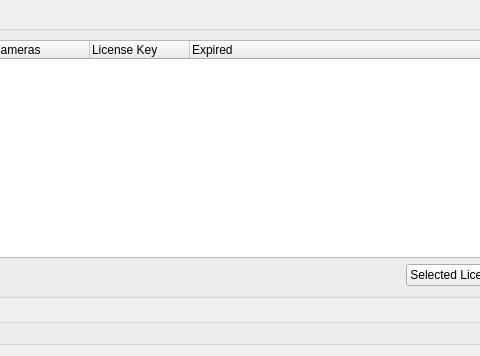
First picture: the form in client/src/ui/widgets/settings/license_manager_widget.ui, repository networkoptix/nx_open, before the edit; both pictures show x 134 to 614 and y 0 to 356 of the 703 by 356 pixel window.
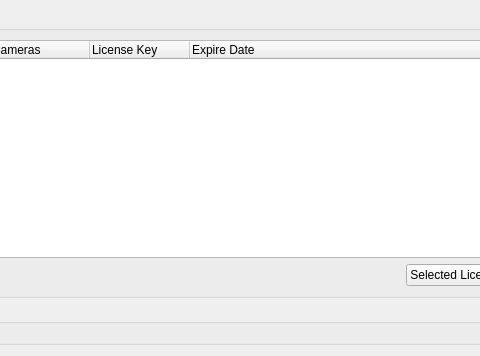
Second picture: the form after the edit. Custom widgets are drawn as their Qt base class.

Commit message:
rebuild script reconfigured
some renamings
default license policy is "test"

<==== Mercurial data ====>
Branch: master

Diff of the .ui file:
```diff
--- a/client/src/ui/widgets/settings/license_manager_widget.ui
+++ b/client/src/ui/widgets/settings/license_manager_widget.ui
@@ -55,7 +55,7 @@
             </column>
             <column>
              <property name="text">
-              <string>Expired</string>
+              <string>Expire Date</string>
              </property>
             </column>
            </widget>
```
The commit also changes 2 other files.
